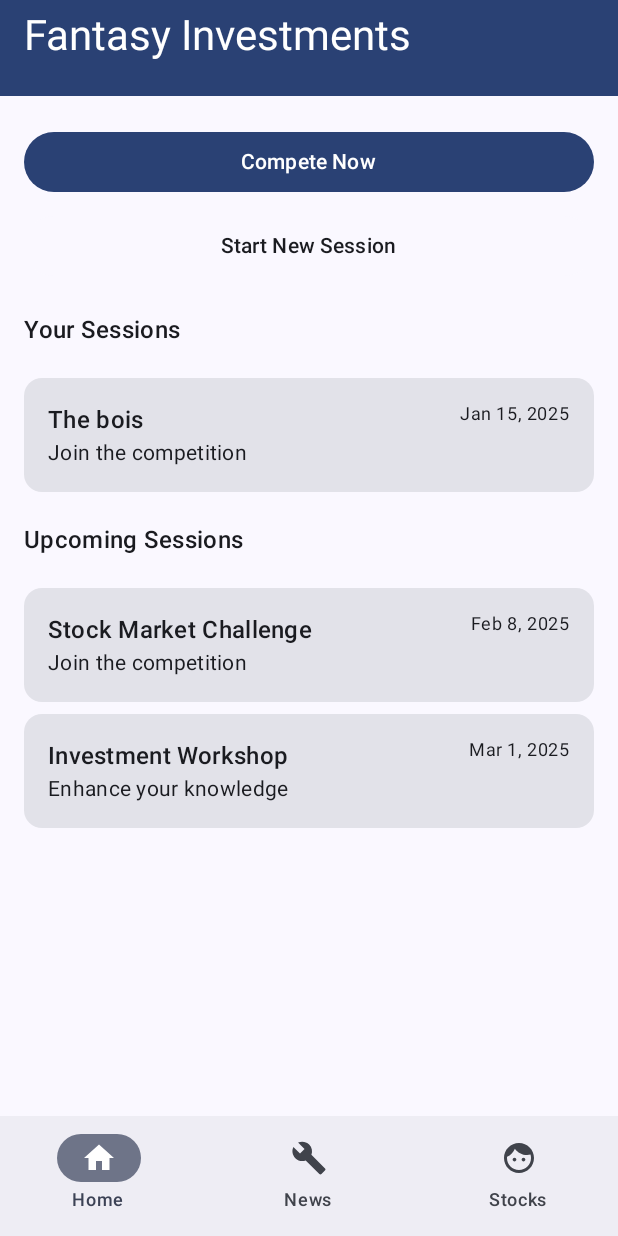
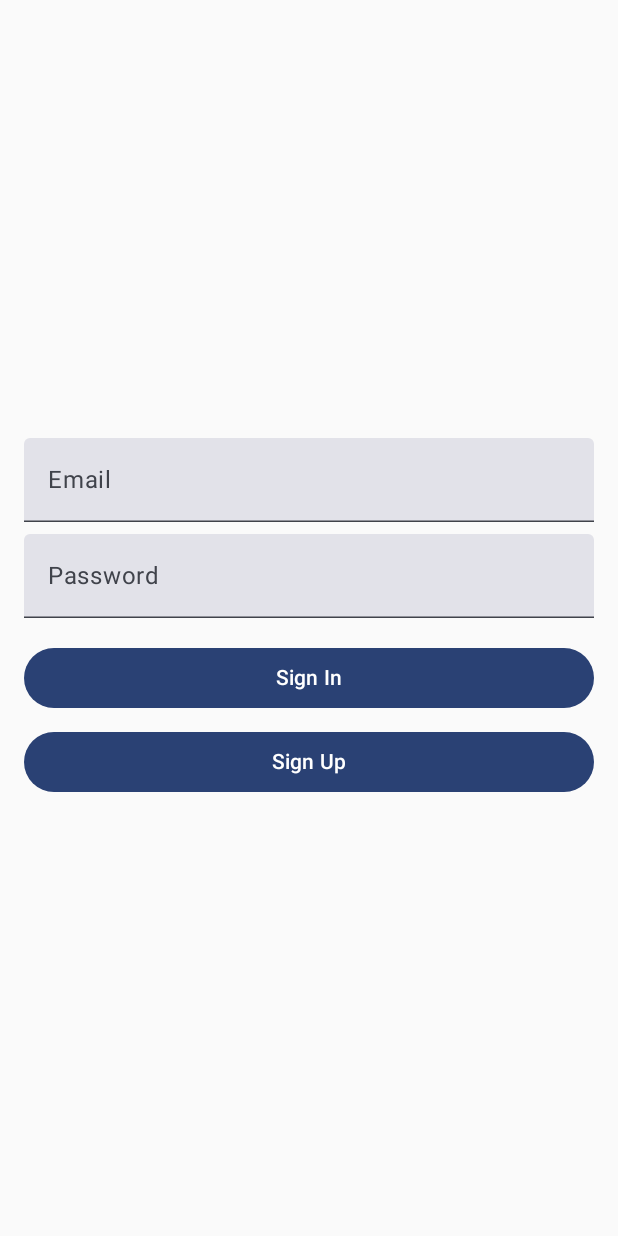
Before and after one commit to BickBee/FantasyInvestments, an Android app built with Jetpack Compose: the screen it shows after launch (MainActivity), on a phone screen of 412 x 824 dp. Run offline under Robolectric (Android 15) with nearby library versions, the phone set to English and light mode, and no system bars; libraries missing offline, so code that uses them is left out: io.github.jan.supabase; 4 statements that could not run were skipped.

Commit message:
Adding login skeleton

```diff
--- a/app/src/main/java/com/example/fantasystocks/MainActivity.kt
+++ b/app/src/main/java/com/example/fantasystocks/MainActivity.kt
@@ -28,29 +28,78 @@ import androidx.compose.material3.Text
 import androidx.compose.material3.TopAppBar
 import androidx.compose.material3.TopAppBarDefaults
 import androidx.compose.runtime.Composable
+import androidx.compose.runtime.collectAsState
+import androidx.compose.runtime.getValue
+import androidx.compose.runtime.rememberCoroutineScope
 import androidx.compose.ui.Alignment
 import androidx.compose.ui.Modifier
 import androidx.compose.ui.unit.dp
+import androidx.compose.ui.platform.LocalContext
+import androidx.credentials.CredentialManager
+import androidx.credentials.GetCredentialRequest
+import androidx.credentials.exceptions.GetCredentialException
+import androidx.lifecycle.viewmodel.compose.viewModel
 import androidx.navigation.compose.NavHost
 import androidx.navigation.compose.composable
 import androidx.navigation.compose.currentBackStackEntryAsState
 import androidx.navigation.compose.rememberNavController
+import com.example.fantasystocks.database.SupabaseClient
 import com.example.fantasystocks.ui.Home
 import com.example.fantasystocks.ui.News
 import com.example.fantasystocks.ui.Stocks
 import com.example.fantasystocks.ui.homeDestination
 import com.example.fantasystocks.ui.newsDestination
+import com.example.fantasystocks.ui.screens.HomeScreen
+import com.example.fantasystocks.ui.screens.LoginScreen
 import com.example.fantasystocks.ui.stocksDestination
 import com.example.fantasystocks.ui.theme.FantasyStocksTheme
+import com.example.fantasystocks.ui.viewmodels.AuthViewModel
+import com.google.android.libraries.identity.googleid.GetGoogleIdOption
+import com.google.android.libraries.identity.googleid.GoogleIdTokenCredential
+import com.google.android.libraries.identity.googleid.GoogleIdTokenParsingException
+import io.github.jan.supabase.auth.auth
+import io.github.jan.supabase.auth.handleDeeplinks // NEEDED?
+import io.github.jan.supabase.auth.providers.Google
+import io.github.jan.supabase.auth.providers.builtin.IDToken
+import io.github.jan.supabase.exceptions.RestException
+import kotlinx.coroutines.launch
 import kotlinx.serialization.Serializable
+import java.security.MessageDigest
+import java.util.UUID
 
 class MainActivity : ComponentActivity() {
     override fun onCreate(savedInstanceState: Bundle?) {
         super.onCreate(savedInstanceState)
+
+        // Handle deep links for auth
+        SupabaseClient.supabase.handleDeeplinks(intent)
+
         enableEdgeToEdge()
         setContent {
+            val authViewModel: AuthViewModel = viewModel()
+            val isAuthenticated by authViewModel.isAuthenticated.collectAsState()
+            val navController = rememberNavController()  // Moved here for global use
+
             FantasyStocksTheme {
-                MyApp()
+                NavHost(
+                    navController = navController,
+                    startDestination = if (isAuthenticated == true) MainApp.route else "login"
+                ) {
+                    composable("login") {
+                        LoginScreen(
+                            authViewModel = authViewModel,
+                            onLoginSuccess = {
+                                navController.navigate(MainApp.route) {
+                                    // Clear the back stack to prevent returning to login
+                                    popUpTo("login") { inclusive = true }
+                                }
+                            }
+                        )
+                    }
+                    composable(MainApp.route) {
+                        MyApp()  // Navigate to MyApp() upon successful login
+                    }
+                }
             }
         }
     }
@@ -61,6 +110,12 @@ data class Profile(val name: String)
 
 @Serializable
 object FriendsList
+
+@Serializable
+object MainApp {
+    const val route = "main_app"
+}
+
 
 // Define the ProfileScreen composable.
 @Composable
@@ -78,6 +133,11 @@ fun ProfileScreen(
             Text(text = "Go to Friends List")
         }
     }
+}
+
+@Composable
+fun LoadingScreen(modifier: Modifier = Modifier) {
+    // Your loading screen implementation
 }
 
 
--- /dev/null
+++ b/app/src/main/java/com/example/fantasystocks/ui/screens/LoginScreen.kt
@@ -0,0 +1,84 @@
+package com.example.fantasystocks.ui.screens
+
+import androidx.compose.foundation.layout.*
+import androidx.compose.material3.*
+import androidx.compose.runtime.*
+import androidx.compose.ui.Alignment
+import androidx.compose.ui.Modifier
+import androidx.compose.ui.unit.dp
+import com.example.fantasystocks.ui.viewmodels.AuthViewModel
+
+@Composable
+fun LoginScreen(
+    authViewModel: AuthViewModel,
+    onLoginSuccess: () -> Unit,
+    modifier: Modifier = Modifier
+) {
+    var email by remember { mutableStateOf("") }
+    var password by remember { mutableStateOf("") }
+    val isAuthenticated by authViewModel.isAuthenticated.collectAsState()
+    val errorMessage by authViewModel.errorMessage.collectAsState()
+
+    LaunchedEffect(isAuthenticated) {
+        if (isAuthenticated == true) {
+            onLoginSuccess()
+        }
+    }
+
+    Column(
+        modifier = modifier
+            .fillMaxSize()
+            .padding(16.dp),
+        verticalArrangement = Arrangement.Center,
+        horizontalAlignment = Alignment.CenterHorizontally
+    ) {
+        TextField(
+            value = email,
+            onValueChange = { email = it },
+            label = { Text("Email") },
+            modifier = Modifier.fillMaxWidth()
+        )
+
+        Spacer(modifier = Modifier.height(8.dp))
+
+        TextField(
+            value = password,
+            onValueChange = { password = it },
+            label = { Text("Password") },
+            modifier = Modifier.fillMaxWidth()
+        )
+
+        Spacer(modifier = Modifier.height(16.dp))
+
+        Button(
+            onClick = {
+            // navController.navigate(FriendsList)
+            // authViewModel.signInWithEmail(email, password)
+                onLoginSuccess()
+            },
+            modifier = Modifier.fillMaxWidth()
+        ) {
+            Text("Sign In")
+        }
+
+        Spacer(modifier = Modifier.height(8.dp))
+
+        Button(
+            onClick = {
+                onLoginSuccess()
+                // authViewModel.signUpWithEmail(email, password)
+            },
+            modifier = Modifier.fillMaxWidth()
+        ) {
+            Text("Sign Up")
+        }
+
+        errorMessage?.let { error ->
+            Spacer(modifier = Modifier.height(16.dp))
+            Text(
+                text = error,
+                color = MaterialTheme.colorScheme.error
+            )
+        }
+    }
+}
--- a/build.gradle.kts
+++ b/build.gradle.kts
@@ -2,4 +2,6 @@
 plugins {
     alias(libs.plugins.android.application) apply false
     alias(libs.plugins.jetbrains.kotlin.android) apply false
+    alias(libs.plugins.compose.compiler) apply false
+
 }
```
Also changed, not shown: app/build.gradle.kts (+10 -0 lines), app/src/main/AndroidManifest.xml (+13 -0 lines), app/src/main/java/com/example/fantasystocks/database/SupabaseClient.kt (added, +41 -0 lines), app/src/main/java/com/example/fantasystocks/ui/screens/HomeScreen.kt (added, +14 -0 lines), app/src/main/java/com/example/fantasystocks/ui/viewmodels/AuthViewModel.kt (added, +104 -0 lines), app/src/main/res/xml/network_security_config.xml (added, +8 -0 lines), gradle/libs.versions.toml (+11 -3 lines), 1 other file.
